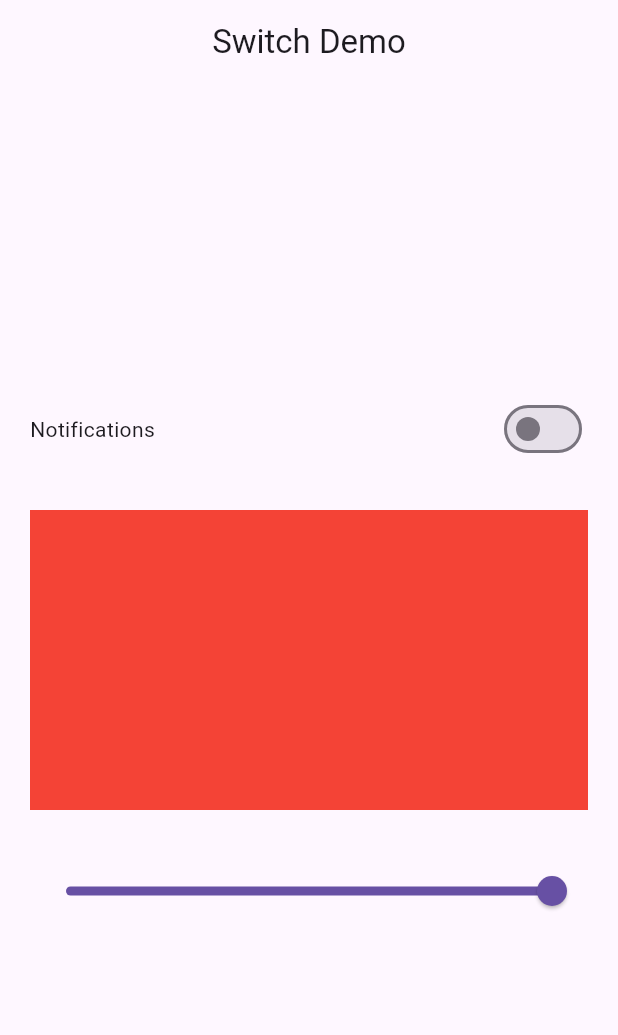
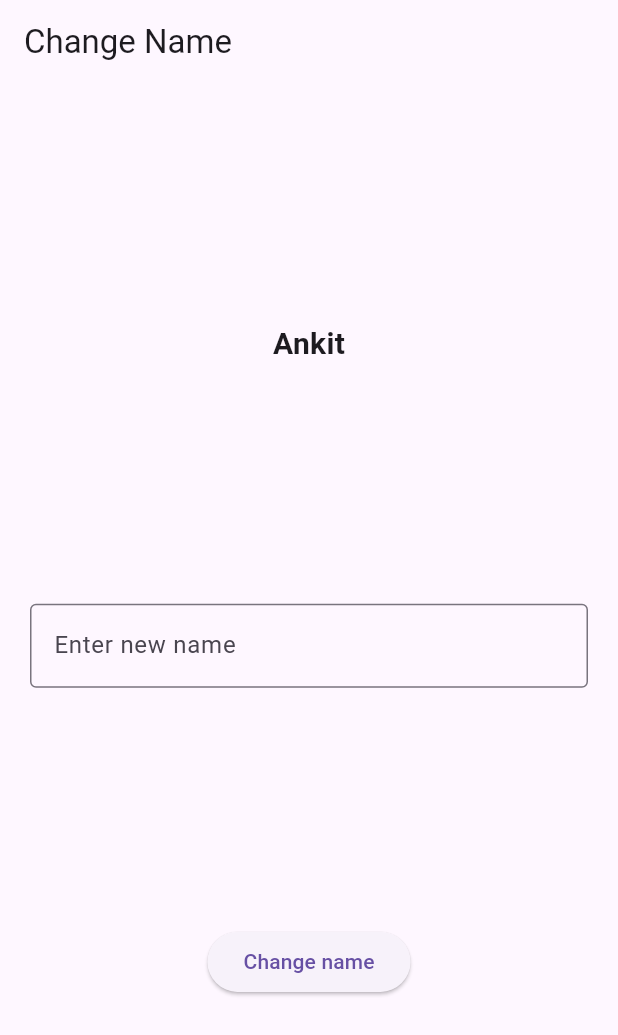
Before and after one commit to ankitpsamrat/Flutter-bloc-explore, a Flutter app: the screen it shows after launch, on a phone screen of 412 x 824 dp. Shown: the top 1035 px of the screen. Run offline on Flutter 3.47's test engine with Material 3 defaults, Android fonts, the phone set to English and light mode, and no system bars; our stand-ins replace bloc, email_validator, equatable, flutter_bloc, image_picker.

Commit message:
update name example

```diff
--- /dev/null
+++ b/lib/changeName/bloc/name_bloc.dart
@@ -0,0 +1,13 @@
+import 'package:bloc/bloc.dart';
+import 'package:equatable/equatable.dart';
+
+part 'name_event.dart';
+part 'name_state.dart';
+
+class NameBloc extends Bloc<NameEvent, NameState> {
+  NameBloc() : super(const NameState(name: 'Ankit')) {
+    on<ChangeNameEvent>((event, emit) {
+      emit(NameState(name: event.newName));
+    });
+  }
+}
--- /dev/null
+++ b/lib/changeName/bloc/name_event.dart
@@ -0,0 +1,17 @@
+part of 'name_bloc.dart';
+
+abstract class NameEvent extends Equatable {
+  const NameEvent();
+
+  @override
+  List<Object> get props => [];
+}
+
+class ChangeNameEvent extends NameEvent {
+  final String newName;
+
+  const ChangeNameEvent(this.newName);
+
+  @override
+  List<Object> get props => [newName];
+}
--- /dev/null
+++ b/lib/changeName/bloc/name_state.dart
@@ -0,0 +1,10 @@
+part of 'name_bloc.dart';
+
+class NameState extends Equatable {
+  final String name;
+
+  const NameState({required this.name});
+
+  @override
+  List<Object> get props => [name];
+}
--- /dev/null
+++ b/lib/changeName/screens/change_name.dart
@@ -0,0 +1,55 @@
+import 'package:bloc_package/changeName/bloc/name_bloc.dart';
+import 'package:flutter/material.dart';
+import 'package:flutter_bloc/flutter_bloc.dart';
+
+class ChangeName extends StatelessWidget {
+  ChangeName({Key? key}) : super(key: key);
+
+  final _textController = TextEditingController();
+
+  @override
+  Widget build(BuildContext context) {
+    return Scaffold(
+      appBar: AppBar(
+        title: const Text('Change Name'),
+      ),
+      body: Column(
+        mainAxisAlignment: MainAxisAlignment.spaceEvenly,
+        children: [
+          BlocBuilder<NameBloc, NameState>(
+            builder: (context, state) {
+              return Text(
+                state.name,
+                style: const TextStyle(
+                  fontSize: 20,
+                  fontWeight: FontWeight.w600,
+                ),
+              );
+            },
+          ),
+          Padding(
+            padding: const EdgeInsets.symmetric(horizontal: 20),
+            child: TextField(
+              controller: _textController,
+              decoration: const InputDecoration(
+                border: OutlineInputBorder(),
+                hintText: 'Enter new name',
+              ),
+            ),
+          ),
+          ElevatedButton(
+            child: const Text('Change name'),
+            onPressed: () {
+              final newName = _textController.text.trim();
+              if (newName.isNotEmpty) {
+                context.read<NameBloc>().add(ChangeNameEvent(newName));
+
+                _textController.clear();
+              }
+            },
+          ),
+        ],
+      ),
+    );
+  }
+}
--- a/lib/main.dart
+++ b/lib/main.dart
@@ -1,7 +1,7 @@
+import 'package:bloc_package/changeName/bloc/name_bloc.dart';
+import 'package:bloc_package/changeName/screens/change_name.dart';
 import 'package:flutter/material.dart';
 import 'package:flutter_bloc/flutter_bloc.dart';
-import 'package:bloc_package/switch_example/bloc/switch_bloc.dart';
-import 'switch_example/screens/switch_home_screen.dart';
 
 void main() {
   runApp(const MyApp());
@@ -15,37 +15,22 @@ class MyApp extends StatelessWidget {
     return MaterialApp(
       debugShowCheckedModeBanner: false,
       title: 'Bloc Explore',
-
-      // for example 1
-      // initialRoute: 'home',
-      // routes: {
-      //   'home': (context) => const HomePage(),
-      //   'signIn': (context) => const SignInScreen(),
-      // },
-
-      // for example 2
-      // home: BlocProvider<CounterBloc>(
-      //   create: (context) => CounterBloc(),
-      //   child: const CounterDemo(),
-      // ),
-
-      // // for equatable example
-      // home: BlocProvider(
-      //   create: (context) => CounterBloc(),
-      //   child: const EquatableDemo(),
-      // ),
-
-      // for switch example
-      home: BlocProvider(
-        create: (context) => SwitchBloc(),
-        child: const SwitchHomeScreen(),
+      home: MultiBlocProvider(
+        providers: [
+          // BlocProvider(create: (context) => CounterBloc()), // normal method
+          // BlocProvider(create: (context) => CounterBloc()), // equatable method
+          // BlocProvider(create: (context) => SwitchBloc()),
+          // BlocProvider(create: (context) => ImgPickerBloc()),
+          // BlocProvider(create: (context) => SignInBloc()),
+          BlocProvider(create: (context) => NameBloc()),
+        ],
+        // child: const CounterDemo(),
+        // child: const EquatableDemo(),
+        // child: const SwitchHomeScreen(),
+        // child: const ImgPickerHome(),
+        // child: SignInScreen(),
+        child: ChangeName(),
       ),
-
-      // for switch example
-      // home: BlocProvider(
-      //   create: (context) => SwitchBloc(),
-      //   child: const ImgPickerHome(),
-      // ),
     );
   }
 }
```
